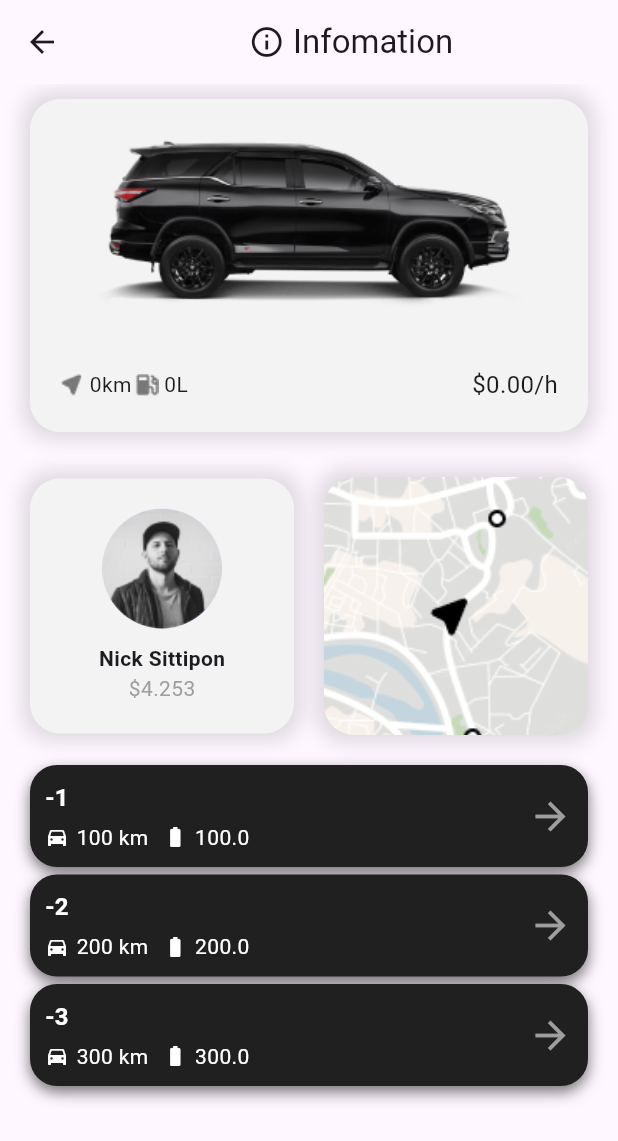
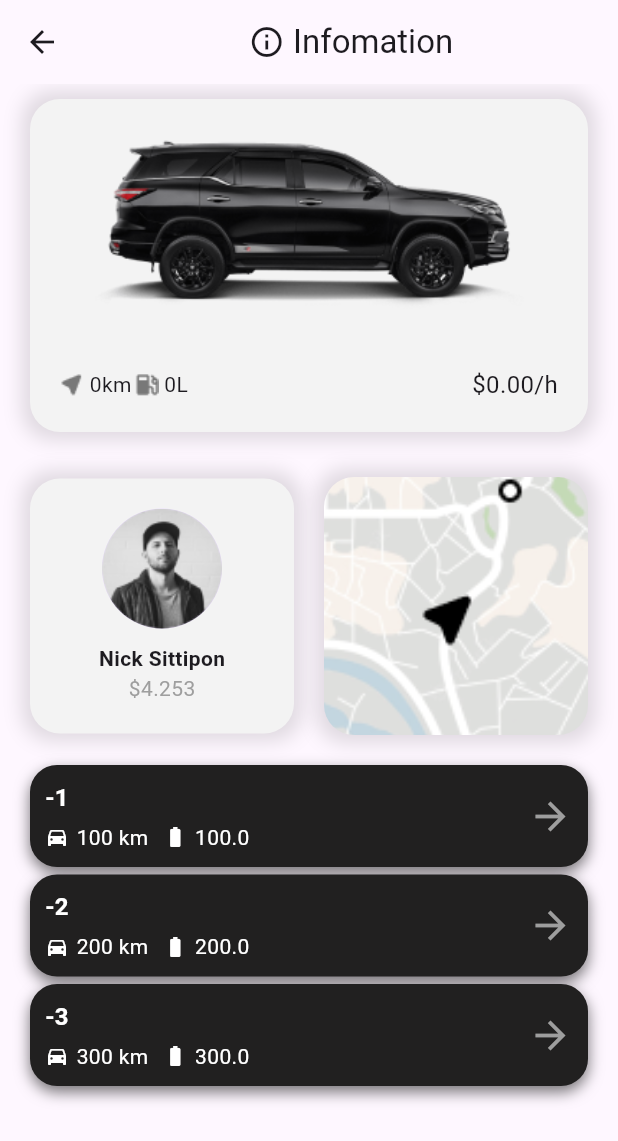
Before and after one commit to NickSittipon/flutter-car-rental-app-clean-architecture, a Flutter app: the CarDetailsPage screen opened directly with empty values, on a phone screen of 412 x 824 dp. Shown: the top 1141 px of the screen. Run offline on Flutter 3.47's test engine with Material 3 defaults, Android fonts, the phone set to English and light mode, and no system bars; our stand-ins replace firebase_core, flutter_map, latlong2; accounts and stored records are empty.

Commit message:
feat: add AnimationController and Tween animation for UI effect

```diff
--- a/lib/presentation/pages/car_details_page.dart
+++ b/lib/presentation/pages/car_details_page.dart
@@ -13,7 +13,32 @@ class CarDetailsPage extends StatefulWidget {
   State<CarDetailsPage> createState() => _CarDetailsPageState();
 }
 
-class _CarDetailsPageState extends State<CarDetailsPage> {
+class _CarDetailsPageState extends State<CarDetailsPage> with SingleTickerProviderStateMixin {
+  AnimationController? _controller;
+  Animation<double>? _animation;
+
+  @override
+  void initState() {
+    _controller = AnimationController(
+      duration: const Duration(seconds: 3),
+      vsync: this
+    );
+
+    _animation = Tween<double>(begin: 1.0, end: 1.5).animate(_controller!)
+    ..addListener(() { setState(() {
+    }); });
+
+    _controller!.forward();
+
+    super.initState();
+  }
+
+  @override
+  void dispose() {
+    _controller!.forward();
+    super.dispose();
+  }
+
   @override
   Widget build(BuildContext context) {
     return Scaffold(
@@ -84,10 +109,7 @@ class _CarDetailsPageState extends State<CarDetailsPage> {
                       height: 172,
                       decoration: BoxDecoration(
                         borderRadius: BorderRadius.circular(20),
-                        image: DecorationImage(
-                          image: AssetImage('assets/maps.png'),
-                          fit: BoxFit.cover,
-                        ),
+
                         boxShadow: [
                           BoxShadow(
                             color: Colors.black12,
@@ -95,6 +117,16 @@ class _CarDetailsPageState extends State<CarDetailsPage> {
                             spreadRadius: 5,
                           ),
                         ],
+                      ),
+                      child: ClipRRect(
+                        borderRadius: BorderRadius.circular(20),
+                        child: Transform.scale(
+                          scale: _animation!.value,
+                          child: Image.asset(
+                            'assets/maps.png',
+                            fit: BoxFit.cover,
+                          ),
+                        ),
                       ),
                     ),
                   ),
```
